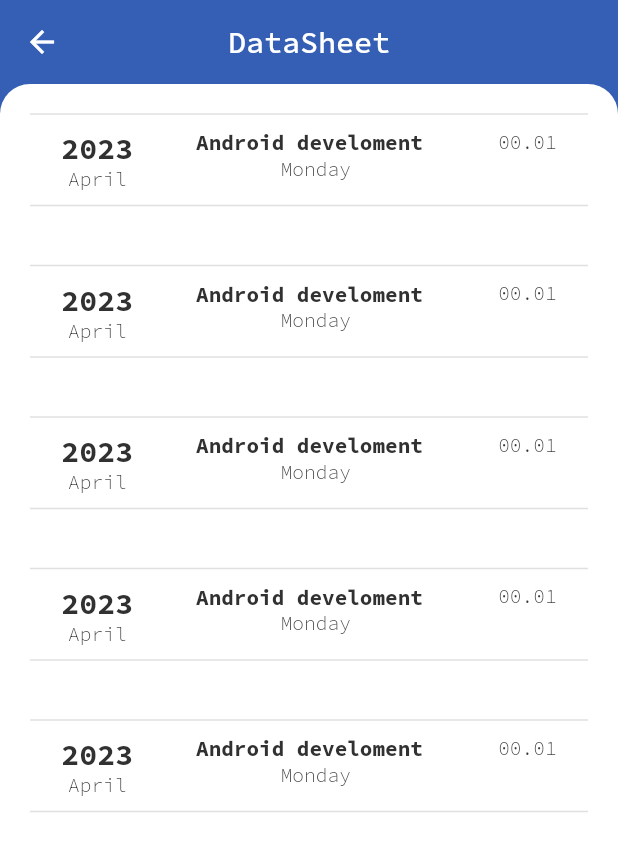
After one commit to Flash210/KidSmart-Learning, a Flutter app: the DataSheetScreen screen opened by its route, on a phone screen of 412 x 824 dp. The commit adds this screen. Shown: the top 851 px of the screen. Run offline on Flutter 3.47's test engine with Material 2 defaults, Android fonts, the light colour scheme and no system bars; our stand-ins replace flutter_svg, google_fonts.

Commit message:
data sheet

```diff
--- a/lib/constants/constants.dart
+++ b/lib/constants/constants.dart
@@ -30,7 +30,7 @@ const String passwordPattern = r'^(?=.*?[A-Z])(?=.*?[a-z])(?=.*?[0-9]).{8,}$';
 
 //home screen
 const String kHomeScreenTitle = "Home Screen";
-const String kWelcomeStudent1 = "Hi";
+const String kWelcomeStudent1 = "Hi ";
 const String kWelcomeStudent2 = "Wafa";
 const String kStudentClass = "Class A";
 const String kSchollYear = "2023-2024";
--- a/lib/routes/routes.dart
+++ b/lib/routes/routes.dart
@@ -1,4 +1,5 @@
 import 'package:flutter/cupertino.dart';
+import 'package:kid_smart_learning/screens/datasheet_screen/datasheet_screen.dart';
 import 'package:kid_smart_learning/screens/home_screen/home_screen.dart';
 import 'package:kid_smart_learning/screens/login_screen/login_screen.dart';
 import 'package:kid_smart_learning/screens/profile_screen/profile_screen.dart';
@@ -7,9 +8,10 @@ import '../screens/assigment_screen/assignment_screen.dart';
 import '../screens/splash_screen/splash_screen.dart';
 
 Map<String, WidgetBuilder> routes = {
-  SplashScreen.routeName: (context) => SplashScreen(),
+  SplashScreen.routeName: (context) => const SplashScreen(),
   LoginScreen.routeName: (context) => LoginScreen(),
-  HomeScreen.routeName: (context) => HomeScreen(),
-  ProfileScreen.routeName: (context) => ProfileScreen(),
-  AssignmentScreen.routeName: (context) => AssignmentScreen(),
+  HomeScreen.routeName: (context) => const HomeScreen(),
+  ProfileScreen.routeName: (context) => const ProfileScreen(),
+  AssignmentScreen.routeName: (context) => const AssignmentScreen(),
+  DataSheetScreen.routeName: (context) => const DataSheetScreen(),
 };
--- a/lib/screens/assigment_screen/card_details.dart
+++ b/lib/screens/assigment_screen/card_details.dart
@@ -67,7 +67,7 @@ class MyCircularCard extends StatelessWidget {
             mainAxisAlignment: MainAxisAlignment.spaceBetween,
             children: [
               Text(topicName,
-                  style: TextStyle(
+                  style: const TextStyle(
                       color: kTextBlackColor,
                       fontWeight: FontWeight.bold,
                       fontSize: 17.0)),
@@ -79,13 +79,13 @@ class MyCircularCard extends StatelessWidget {
           Row(
             mainAxisAlignment: MainAxisAlignment.spaceBetween,
             children: [
-              Text("Assign Date :",
+              const Text("Assign Date :",
                   style: TextStyle(
                     color: kTextLightColor,
                     fontWeight: FontWeight.bold,
                   )),
               Text(assignDate,
-                  style: TextStyle(
+                  style: const TextStyle(
                     color: kTextBlackColor,
                     fontWeight: FontWeight.bold,
                   )),
@@ -94,13 +94,13 @@ class MyCircularCard extends StatelessWidget {
           Row(
             mainAxisAlignment: MainAxisAlignment.spaceBetween,
             children: [
-              Text("Last Date :",
+              const Text("Last Date :",
                   style: TextStyle(
                     color: kTextLightColor,
                     fontWeight: FontWeight.bold,
                   )),
               Text(lastDate,
-                  style: TextStyle(
+                  style: const TextStyle(
                     color: kTextBlackColor,
                     fontWeight: FontWeight.bold,
                   )),
@@ -109,13 +109,13 @@ class MyCircularCard extends StatelessWidget {
           Row(
             mainAxisAlignment: MainAxisAlignment.spaceBetween,
             children: [
-              Text("Status :",
+              const Text("Status :",
                   style: TextStyle(
                     color: kTextLightColor,
                     fontWeight: FontWeight.bold,
                   )),
               Text(status,
-                  style: TextStyle(
+                  style: const TextStyle(
                     color: kTextBlackColor,
                     fontWeight: FontWeight.bold,
                   )),
--- /dev/null
+++ b/lib/screens/datasheet_screen/data/datasheet_data.dart
@@ -0,0 +1,20 @@
+class DataSheet {
+  final int date;
+  final String monthName;
+  final String subjectName;
+  final String dayName;
+  final String time;
+
+  // nhebik ye Intaaf behi !!!
+
+  DataSheet(
+      this.date, this.monthName, this.subjectName, this.dayName, this.time);
+}
+
+List<DataSheet> dateSheet = [
+  DataSheet(2023, "April", "Android develoment ", "Monday", "00.01"),
+  DataSheet(2023, "April", "Android develoment ", "Monday", "00.01"),
+  DataSheet(2023, "April", "Android develoment ", "Monday", "00.01"),
+  DataSheet(2023, "April", "Android develoment ", "Monday", "00.01"),
+  DataSheet(2023, "April", "Android develoment ", "Monday", "00.01")
+];
--- /dev/null
+++ b/lib/screens/datasheet_screen/datasheet_screen.dart
@@ -0,0 +1,113 @@
+import 'package:flutter/material.dart';
+import 'package:kid_smart_learning/constants/constants.dart';
+import 'package:kid_smart_learning/screens/datasheet_screen/data/datasheet_data.dart';
+
+class DataSheetScreen extends StatelessWidget {
+  const DataSheetScreen({super.key});
+
+  static String routeName = '/data_sheet_screen';
+
+  @override
+  Widget build(BuildContext context) {
+    return Scaffold(
+      appBar: AppBar(
+        title: const Text("DataSheet"),
+      ),
+      body: Column(
+        children: [
+          Expanded(
+              child: Container(
+            decoration: const BoxDecoration(
+              color: Colors.white,
+              borderRadius: BorderRadius.only(
+                topLeft: Radius.circular(kDefaultPadding),
+                topRight: Radius.circular(kDefaultPadding),
+              ),
+            ),
+            child: ListView.builder(
+                itemCount: dateSheet.length,
+                itemBuilder: (context, index) {
+                  return Container(
+                    width: MediaQuery.of(context).size.width,
+                    // height: MediaQuery.of(context).size.height / 8,
+                    margin: const EdgeInsets.only(
+                        left: kDefaultPadding / 2, right: kDefaultPadding / 2),
+                    padding: EdgeInsets.all(kDefaultPadding / 2),
+                    child: Column(
+                        mainAxisAlignment: MainAxisAlignment.start,
+                        crossAxisAlignment: CrossAxisAlignment.start,
+                        children: [
+                          SizedBox(
+                            height: kDefaultPadding,
+                            child: Divider(
+                              thickness: 1.0,
+                            ),
+                          ),
+                          Row(
+                            crossAxisAlignment: CrossAxisAlignment.start,
+                            mainAxisAlignment: MainAxisAlignment.spaceAround,
+                            children: [
+                              Column(
+                                mainAxisAlignment: MainAxisAlignment.center,
+                                crossAxisAlignment: CrossAxisAlignment.center,
+                                children: [
+                                  Text(
+                                    dateSheet[index].date.toString(),
+                                    style: const TextStyle(
+                                        color: kTextBlackColor,
+                                        fontWeight: FontWeight.bold,
+                                        fontSize: 20.0),
+                                  ),
+                                  Text(
+                                    dateSheet[index].monthName,
+                                    style: const TextStyle(
+                                        color: kTextBlackColor,
+                                        fontWeight: FontWeight.w300,
+                                        fontSize: 13.0),
+                                  ),
+                                ],
+                              ),
+                              Column(
+                                mainAxisAlignment: MainAxisAlignment.center,
+                                crossAxisAlignment: CrossAxisAlignment.center,
+                                children: [
+                                  Text(
+                                    dateSheet[index].subjectName,
+                                    style: const TextStyle(
+                                        color: kTextBlackColor,
+                                        fontWeight: FontWeight.bold,
+                                        fontSize: 14.0),
+                                  ),
+                                  Text(
+                                    dateSheet[index].dayName,
+                                    style: const TextStyle(
+                                        color: kTextBlackColor,
+                                        fontWeight: FontWeight.w300,
+                                        fontSize: 13.0),
+                                  ),
+                                ],
+                              ),
+                              Text(
+                                dateSheet[index].time,
+                                style: const TextStyle(
+                                    color: kTextBlackColor,
+                                    fontWeight: FontWeight.w300,
+                                    fontSize: 13.0),
+                              ),
+                            ],
+                          ),
+                          SizedBox(
+                            height: kDefaultPadding,
+                            child: Divider(
+                              thickness: 1.0,
+                            ),
+                          ),
+                        ]),
+                  );
+                }),
+          ))
+        ],
+      ),
+    );
+  }
+}
--- a/lib/screens/home_screen/home_screen.dart
+++ b/lib/screens/home_screen/home_screen.dart
@@ -2,6 +2,7 @@ import 'package:flutter/material.dart';
 import 'package:flutter_svg/flutter_svg.dart';
 import 'package:kid_smart_learning/constants/constants.dart';
 import 'package:kid_smart_learning/screens/assigment_screen/assignment_screen.dart';
+import 'package:kid_smart_learning/screens/datasheet_screen/datasheet_screen.dart';
 import 'package:kid_smart_learning/screens/home_screen/widgets/home_card.dart';
 import 'package:kid_smart_learning/screens/home_screen/widgets/student_attendance.dart';
 import 'package:kid_smart_learning/screens/home_screen/widgets/student_class.dart';
@@ -123,7 +124,12 @@ class HomeScreen extends StatelessWidget {
                           onPressed: () {},
                         ),
                         HomeCard(
-                            onPressed: () {}, title: kSheet, icon: kSheetImg),
+                            onPressed: () {
+                              Navigator.pushNamed(
+                                  context, DataSheetScreen.routeName);
+                            },
+                            title: kSheet,
+                            icon: kSheetImg),
                       ],
                     ),
 
```
